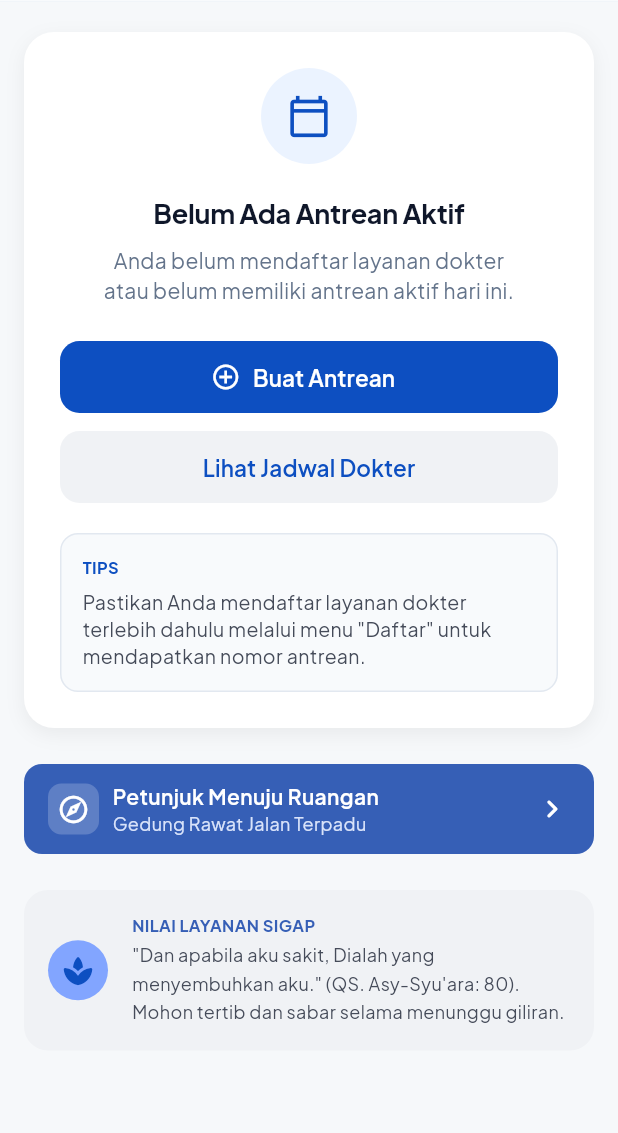
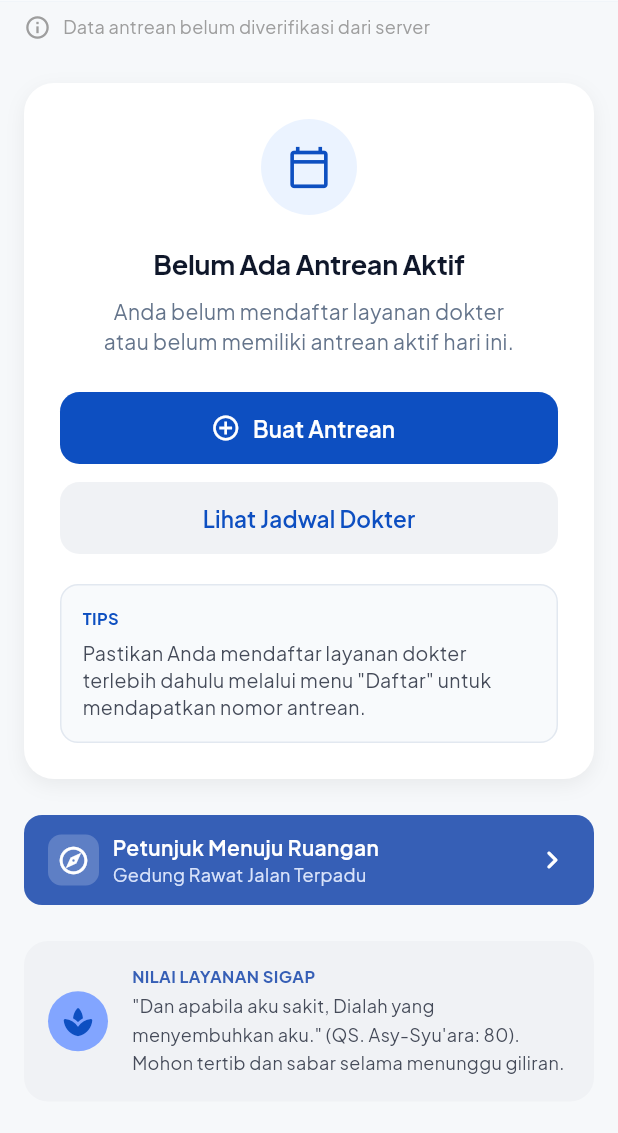
Before and after one commit to Maskhu-codes/pku-gamping-mobile, a Flutter app: the QueueScreen screen opened directly, on a phone screen of 412 x 824 dp, the part 94-1227 px from its top. Run offline on Flutter 3.47's test engine with Material 3 defaults, Android fonts, the phone set to English and light mode, and no system bars; our stand-ins replace dio, shared_preferences; accounts and stored records are empty.

Commit message:
backup: integrasi API Beranda dan Antrean

```diff
--- a/lib/core/session/session_manager.dart
+++ b/lib/core/session/session_manager.dart
@@ -34,17 +34,22 @@ class SessionManager {
   }
 
   /// Cek status login pengguna
-  static bool get isLoggedIn => _prefs?.getBool(_keyIsLoggedIn) ?? false;
+  static bool get isLoggedIn {
+  final hasLogin = _prefs?.getBool(_keyIsLoggedIn) ?? false;
+  final hasToken = _prefs?.getString(_keyToken)?.isNotEmpty ?? false;
+
+  return hasLogin && hasToken;
+}
 
   /// Ambil JWT / Auth token
   static String? get token => _prefs?.getString(_keyToken);
 
   /// Ambil nama pasien (default: 'Dahlan Muda')
   static String get namaPasien =>
-      _prefs?.getString(_keyNamaPasien) ?? 'Dahlan Muda';
+      _prefs?.getString(_keyNamaPasien) ?? 'Pasien';
 
-  /// Ambil nomor rekam medis (default: '01-88-24-90')
-  static String get noRm => _prefs?.getString(_keyNoRm) ?? '01-88-24-90';
+  static String get noRm =>
+      _prefs?.getString(_keyNoRm) ?? '-';
 
   /// Ambil NIK pasien
   static String? get nik => _prefs?.getString(_keyNik);
--- /dev/null
+++ b/lib/data/status_antrean_model.dart
@@ -0,0 +1,40 @@
+
+class StatusAntreanModel {
+  final int sedangDilayani;
+  final int statusPasien;
+
+  const StatusAntreanModel({
+    required this.sedangDilayani,
+    required this.statusPasien,
+  });
+
+  factory StatusAntreanModel.fromJson(
+    Map<String, dynamic> json,
+  ) {
+    int bacaAngka(dynamic value) {
+      if (value is int) return value;
+      if (value is num) return value.toInt();
+      return int.tryParse(value?.toString() ?? '') ?? 0;
+    }
+
+    return StatusAntreanModel(
+      sedangDilayani: bacaAngka(json['sedang_dilayani']),
+      statusPasien: bacaAngka(json['status_pasien']),
+    );
+  }
+
+  String get keteranganStatus {
+    switch (statusPasien) {
+      case 0:
+        return 'Belum Terdaftar';
+      case 1:
+        return 'Terdaftar - Menuju Triase';
+      case 2:
+        return 'Selesai Triase - Menunggu Poli';
+      case 3:
+        return 'Selesai Poli - Menuju Farmasi';
+      default:
+        return 'Status Tidak Diketahui';
+    }
+  }
+}
--- a/lib/models/antrean_model.dart
+++ b/lib/models/antrean_model.dart
@@ -11,19 +11,28 @@ class AntreanAktifModel {
   final int sisaAntrean; // e.g. 3
   final String tanggal; // e.g. "Jumat, 9 Oktober 2026"
   final String jenisJaminan; // e.g. "Umum / Pribadi"
+  final String? noBooking;
+final int? noUrut;
+final String? kodeLayanan;
+final String? kodeDokter;
 
   const AntreanAktifModel({
   required this.nomorAntrean,
   required this.namaPasien,
   required this.noRm,
   required this.poli,
-    this.gedungLokasi = 'Gedung A • Lt. 2',
+  required this.gedungLokasi,
   required this.dokter,
   required this.jam,
-    this.statusAntrean = 'Antrean Berjalan',
-    this.sisaAntrean = 3,
+  required this.statusAntrean,
+  required this.sisaAntrean,
   required this.tanggal,
-    this.jenisJaminan = 'Umum / Pribadi',
+  required this.jenisJaminan,
+
+  this.noBooking,
+  this.noUrut,
+  this.kodeLayanan,
+  this.kodeDokter,
 });
 
   Map<String, dynamic> toJson() => {
@@ -38,6 +47,10 @@ class AntreanAktifModel {
         'sisaAntrean': sisaAntrean,
         'tanggal': tanggal,
         'jenisJaminan': jenisJaminan,
+        'no_booking': noBooking,
+        'no_urut': noUrut,
+        'fs_kd_layanan': kodeLayanan,
+        'fs_kd_petugas_medis': kodeDokter,
       };
 
   factory AntreanAktifModel.fromJson(Map<String, dynamic> json) =>
@@ -53,8 +66,52 @@ class AntreanAktifModel {
         sisaAntrean: (json['sisaAntrean'] as num?)?.toInt() ?? 3,
         tanggal: json['tanggal'] as String? ?? 'Hari Ini',
         jenisJaminan: json['jenisJaminan'] as String? ?? 'Umum / Pribadi',
+        noBooking: json['no_booking']?.toString(),
+        noUrut: json['no_urut'] is int
+            ? json['no_urut']
+            : int.tryParse(json['no_urut']?.toString() ?? ''),
+        kodeLayanan: json['fs_kd_layanan']?.toString(),
+        kodeDokter: json['fs_kd_petugas_medis']?.toString(),
       );
 
+
+  factory AntreanAktifModel.fromBookingJson(
+  Map<String, dynamic> json,
+) {
+  String bacaString(String key) {
+    return json[key]?.toString() ?? '';
+  }
+
+  int? bacaInt(String key) {
+    final value = json[key];
+
+    if (value == null) return null;
+    if (value is int) return value;
+    if (value is num) return value.toInt();
+
+    return int.tryParse(value.toString());
+  }
+
+  return AntreanAktifModel(
+    nomorAntrean: bacaString('no_antrian'),
+    namaPasien: bacaString('nama_pasien'),
+    noRm: bacaString('fs_rm'),
+    poli: bacaString('poliName'),
+    gedungLokasi: bacaString('lokasi'),
+    dokter: bacaString('dokterName'),
+    jam: bacaString('fs_jam_mulai'),
+    statusAntrean: 'Terdaftar',
+    sisaAntrean: 0,
+    tanggal: bacaString('fd_tgl_periksa'),
+    jenisJaminan: bacaString('jenis_jaminan'),
+
+    // Data backend
+    noBooking: bacaString('no_booking'),
+    noUrut: bacaInt('no_urut'),
+    kodeLayanan: bacaString('fs_kd_layanan'),
+    kodeDokter: bacaString('fs_kd_petugas_medis'),
+  );
+}
   /// Menghitung nomor antrean yang sedang dilayani saat ini
   /// Contoh: nomorAntrean="A-014", sisaAntrean=3 → "A-011"
   String get nomorSedangDilayani {
--- a/lib/screens/queue_screen.dart
+++ b/lib/screens/queue_screen.dart
@@ -9,6 +9,7 @@ import 'package:pku_gamping_app/screens/queue_widgets/queue_service_value_card.d
 import 'package:pku_gamping_app/services/antrean_service.dart';
 import 'package:pku_gamping_app/widgets/app_bottom_nav.dart';
 import 'package:pku_gamping_app/widgets/app_empty_state.dart';
+import 'package:pku_gamping_app/screens/queue_widgets/queue_api_status.dart';
 
 /// Layar Antrean Aktif Rawat Jalan.
 ///
@@ -46,6 +47,7 @@ class _QueueScreenState extends State<QueueScreen> {
           child: Column(
             children: [
               const QueueBrandHeader(),
+              const QueueApiStatus(),
 
               // ── Konten Utama Reaktif (Auto-update saat data antrean berubah) ──
               Expanded(
@@ -74,16 +76,37 @@ class _QueueScreenState extends State<QueueScreen> {
                             ),
 
                             // ── Kartu Antrean Aktif + Nomor Live ──
-                            ActiveQueueCard(
+
+                      AnimatedBuilder(
+                        animation: Listenable.merge([
+                          AntreanService.statusAntrean,
+                          AntreanService.antreanTerverifikasiApi,
+                        ]),
+                        builder: (context, _) {
+                          final status = AntreanService.statusAntrean.value;
+
+                          final dataDariApi =
+                              AntreanService.antreanTerverifikasiApi.value &&
+                              status != null;
+
+                          final nomorDilayani = dataDariApi
+                              ? status.sedangDilayani.toString()
+                              : (antrean.noBooking != null &&
+                                      antrean.noBooking!.isNotEmpty
+                                  ? '-'
+                                  : antrean.nomorSedangDilayani);
+
+                          return ActiveQueueCard(
                             nomorAntrean: antrean.nomorAntrean,
-                              nomorDilayani: antrean.nomorSedangDilayani,
+                            nomorDilayani: nomorDilayani,
                             sisaAntrean: antrean.sisaAntrean,
                             poli: antrean.poli,
+                            dataDariApi: dataDariApi,
                             soundReminderEnabled: _soundReminderEnabled,
                             onSoundReminderChanged: (enabled) {
-                                setState(
-                                  () => _soundReminderEnabled = enabled,
-                                );
+                              setState(() {
+                                _soundReminderEnabled = enabled;
+                              });
                             },
                             onDetailsPressed: () {
                               Navigator.pushNamed(
@@ -91,7 +114,10 @@ class _QueueScreenState extends State<QueueScreen> {
                                 AppRoutes.queueDetail,
                               );
                             },
+                          );
+                        },
                       ),
+
 
                             // ── Petunjuk Lokasi Ruangan ──
                             RoomDirectionsCard(
--- /dev/null
+++ b/lib/screens/queue_widgets/queue_api_status.dart
@@ -0,0 +1,71 @@
+
+import 'package:flutter/material.dart';
+import '../../services/antrean_service.dart';
+
+class QueueApiStatus extends StatelessWidget {
+  const QueueApiStatus({super.key});
+
+  @override
+  Widget build(BuildContext context) {
+    return ValueListenableBuilder<bool>(
+      valueListenable: AntreanService.isLoadingApi,
+      builder: (context, isLoading, _) {
+        return ValueListenableBuilder<String?>(
+          valueListenable: AntreanService.errorApi,
+          builder: (context, error, _) {
+            return ValueListenableBuilder<bool>(
+              valueListenable:
+                  AntreanService.antreanTerverifikasiApi,
+              builder: (context, verified, _) {
+                String message;
+                IconData icon;
+                Color color;
+
+                if (isLoading) {
+                  message = 'Memperbarui data antrean...';
+                  icon = Icons.sync;
+                  color = Colors.blue;
+                } else if (error != null) {
+                  message =
+                      'Gagal terhubung ke server. Data mungkin belum terbaru.';
+                  icon = Icons.warning_amber_rounded;
+                  color = Colors.orange;
+                } else if (verified) {
+                  message = 'Data antrean berhasil diperbarui dari server';
+                  icon = Icons.check_circle_outline;
+                  color = Colors.green;
+                } else {
+                  message = 'Data antrean belum diverifikasi dari server';
+                  icon = Icons.info_outline;
+                  color = Colors.grey;
+                }
+
+                return Padding(
+                  padding: const EdgeInsets.symmetric(
+                    horizontal: 16,
+                    vertical: 8,
+                  ),
+                  child: Row(
+                    children: [
+                      Icon(icon, size: 18, color: color),
+                      const SizedBox(width: 8),
+                      Expanded(
+                        child: Text(
+                          message,
+                          style: TextStyle(
+                            fontSize: 12,
+                            color: color,
+                          ),
+                        ),
+                      ),
+                    ],
+                  ),
+                );
+              },
+            );
+          },
+        );
+      },
+    );
+  }
+}
--- /dev/null
+++ b/lib/services/antrean_api_service.dart
@@ -0,0 +1,113 @@
+import 'package:dio/dio.dart';
+import 'package:pku_gamping_app/core/network/api_client.dart';
+import 'package:pku_gamping_app/models/antrean_model.dart';
+import 'package:pku_gamping_app/data/status_antrean_model.dart';
+
+class AntreanApiService {
+  // Mengambil booking aktif pasien
+  static Future<Map<String, dynamic>> getBookingAktif() async {
+    try {
+      final response = await ApiClient.dio.get('/booking/aktif');
+
+      final data = response.data;
+
+      if (data is! Map<String, dynamic>) {
+        throw const SimrsApiException(
+          message: 'Format respons booking tidak valid.',
+        );
+      }
+
+      return data;
+    } on DioException catch (e) {
+      throw SimrsApiException(
+        message: ApiClient.extractErrorMessage(e),
+        statusCode: e.response?.statusCode,
+      );
+    }
+  }
+
+  // Mengambil status antrean terkini
+  static Future<Map<String, dynamic>> getStatusAntrean({
+    required String kodeLayanan,
+    required String kodeDokter,
+    String? nomorAntrean,
+    String? tanggal,
+  }) async {
+    try {
+      final response = await ApiClient.dio.get(
+        '/antrean/status',
+        queryParameters: {
+          'fs_kd_layanan': kodeLayanan,
+          'fs_kd_petugas_medis': kodeDokter,
+          'fs_kd_antrian': ?nomorAntrean,
+          'tanggal': ?tanggal,
+        },
+      );
+
+      final data = response.data;
+
+      if (data is! Map<String, dynamic>) {
+        throw const SimrsApiException(
+          message: 'Format respons antrean tidak valid.',
+        );
+      }
+
+      return data;
+    } on DioException catch (e) {
+      throw SimrsApiException(
+        message: ApiClient.extractErrorMessage(e),
+        statusCode: e.response?.statusCode,
+      );
+    }
+  }
+
+  static Future<AntreanAktifModel?> getBookingAktifModel() async {
+    final response = await getBookingAktif();
+
+    if (response['status'] != true) {
+      throw const SimrsApiException(message: 'Gagal mengambil booking aktif.');
+    }
+
+    final data = response['data'];
+
+    if (data == null) {
+      return null;
+    }
+
+    if (data is! Map<String, dynamic>) {
+      throw const SimrsApiException(
+        message: 'Format data booking tidak sesuai.',
+      );
+    }
+
+    return AntreanAktifModel.fromBookingJson(data);
+  }
+
+  static Future<StatusAntreanModel> getStatusAntreanModel({
+    required String kodeLayanan,
+    required String kodeDokter,
+    String? nomorAntrean,
+    String? tanggal,
+  }) async {
+    final response = await getStatusAntrean(
+      kodeLayanan: kodeLayanan,
+      kodeDokter: kodeDokter,
+      nomorAntrean: nomorAntrean,
+      tanggal: tanggal,
+    );
+
+    if (response['status'] != true) {
+      throw const SimrsApiException(message: 'Gagal mengambil status antrean.');
+    }
+
+    final data = response['data'];
+
+    if (data is! Map<String, dynamic>) {
+      throw const SimrsApiException(
+        message: 'Format data status antrean tidak sesuai.',
+      );
+    }
+
+    return StatusAntreanModel.fromJson(data);
+  }
+}
--- /dev/null
+++ b/postman/globals/workspace.globals.yaml
@@ -0,0 +1,2 @@
+name: Globals
+values: []
```
Also changed, not shown: lib/screens/queue_widgets/queue_active_card.dart (+24 -8 lines), lib/screens/splash_screen.dart (+22 -9 lines), lib/services/antrean_service.dart (+138 -0 lines), .postman/resources.yaml (added), 1 other file. Lines whose indentation alone changed are shown as unchanged.
